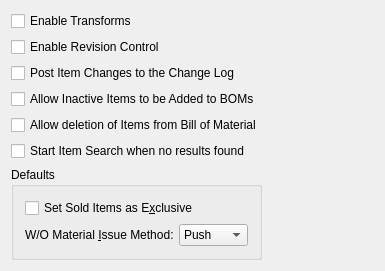
Qt form guiclient/configurePD.ui (Pegasus-RPG/xtuple-client) before a commit.
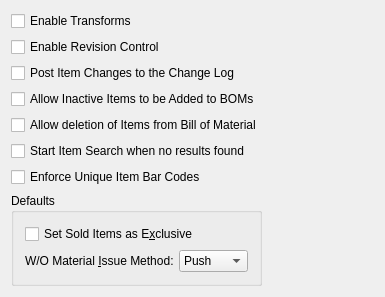
The same form after that commit.

Commit message: Issue #28616: Enforce unique UPC Codes (Product configuration)

```diff
--- a/guiclient/configurePD.ui
+++ b/guiclient/configurePD.ui
@@ -69,6 +69,13 @@
            </property>
           </widget>
          </item>
+         <item>
+          <widget class="QCheckBox" name="_uniqueBarcodes">
+           <property name="text">
+            <string>Enforce Unique Item Bar Codes</string>
+           </property>
+          </widget>
+         </item>
          <item>
           <widget class="QGroupBox" name="_defaultGroup">
            <property name="title">
```
The commit also changes 2 other files.
